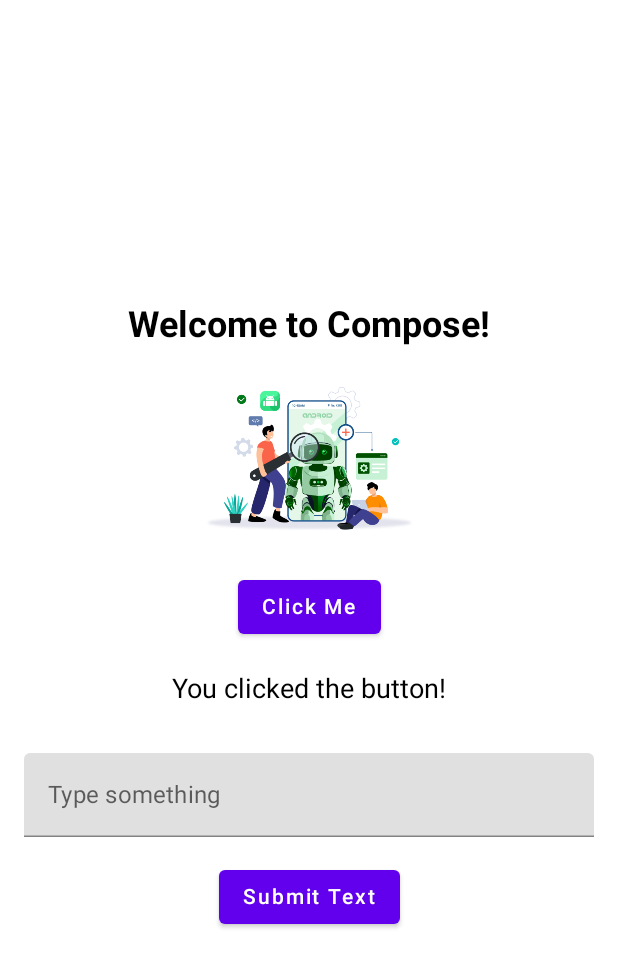
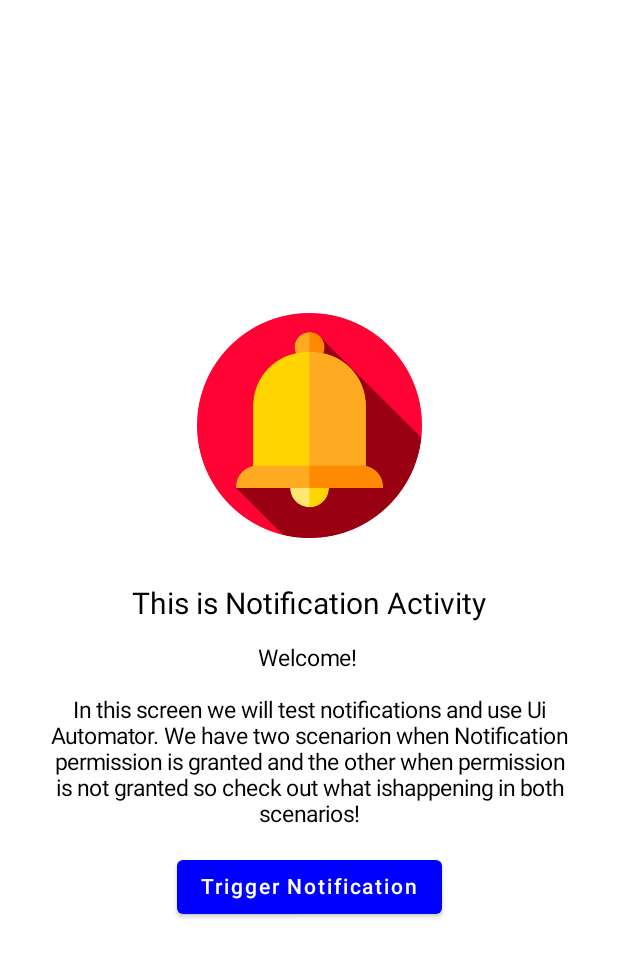
Before and after one commit to tstikic/SimpleApp, an Android app built with Jetpack Compose: the ComposeActivity screen opened directly, with no data from a screen before it, after a tap on "Click Me", on a phone screen of 412 x 824 dp. Shown: the top 967 px of the screen. Run offline under Robolectric (Android 15) with nearby library versions, the phone set to English and light mode, and no system bars.

Commit message:
Update screens

```diff
--- a/app/src/main/AndroidManifest.xml
+++ b/app/src/main/AndroidManifest.xml
@@ -2,6 +2,7 @@
 <manifest xmlns:android="http://schemas.android.com/apk/res/android"
     xmlns:tools="http://schemas.android.com/tools">
 
+    <uses-permission android:name="android.permission.POST_NOTIFICATIONS" />
     <application
         android:allowBackup="true"
         android:icon="@mipmap/ic_launcher"
@@ -24,6 +25,8 @@
         <activity android:name=".DocumentUploadActivity" />
         <activity android:name=".ComposeActivity" />
         <activity android:name="androidx.activity.ComponentActivity" />
+        <activity android:name=".NotificationsActivity" />
+
     </application>
 
 </manifest>
--- a/app/src/main/java/com/example/testapplication/ComposeActivity.kt
+++ b/app/src/main/java/com/example/testapplication/ComposeActivity.kt
@@ -1,5 +1,6 @@
 package com.example.testapplication
 
+import android.content.Intent
 import android.os.Bundle
 import androidx.activity.ComponentActivity
 import androidx.activity.compose.setContent
@@ -33,14 +34,16 @@ class ComposeActivity : ComponentActivity() {
     override fun onCreate(savedInstanceState: Bundle?) {
         super.onCreate(savedInstanceState)
         setContent {
-            ComposeScreen()
+            ComposeScreen(onNotificationClick = {
+                val intent = Intent(this, NotificationsActivity::class.java)
+                startActivity(intent)
+            })
         }
     }
 }
 
 @Composable
-fun ComposeScreen() {
-    var showText = remember { mutableStateOf(false) }
+fun ComposeScreen(onNotificationClick: () -> Unit) {
     var inputText by remember { mutableStateOf("") }
     var submittedText by remember { mutableStateOf("") }
 
@@ -51,38 +54,15 @@ fun ComposeScreen() {
         horizontalAlignment = Alignment.CenterHorizontally,
         verticalArrangement = Arrangement.Center
     ) {
-        Text(
-            "Welcome to Compose!",
-            fontSize = 24.sp,
-            fontWeight = FontWeight.Bold
-        )
+        Text("Welcome to Compose!", fontSize = 24.sp, fontWeight = FontWeight.Bold)
 
         Image(
             painter = painterResource(id = R.drawable.image1),
-            contentDescription = "",
+            contentDescription = null,
             modifier = Modifier
                 .size(150.dp)
                 .testTag(IMAGE_TEST_TAG)
         )
-
-        Button(onClick = {
-            // Toggle the visibility of the text when the button is clicked
-            showText.value = !showText.value
-        }) {
-            Text(
-                text = "Click Me",
-                modifier = Modifier.testTag(BUTTON_TEXT_TEST_TAG)
-            )
-        }
-
-        // Conditionally show the text when the button is clicked
-        if (showText.value) {
-            Text(
-                "You clicked the button!",
-                fontSize = 18.sp,
-                modifier = Modifier.padding(top = 20.dp)
-            )
-        }
 
         Spacer(modifier = Modifier.height(32.dp))
 
@@ -95,13 +75,10 @@ fun ComposeScreen() {
 
         Spacer(modifier = Modifier.height(16.dp))
 
-        Button(onClick = {
-            submittedText = inputText
-        }) {
+        Button(onClick = { submittedText = inputText }) {
             Text("Submit Text")
         }
 
-        // Display submitted text
         if (submittedText.isNotBlank()) {
             Text(
                 text = "You typed: $submittedText",
@@ -110,14 +87,23 @@ fun ComposeScreen() {
             )
         }
 
+        Spacer(modifier = Modifier.height(56.dp))
+
+        Text("Click this button to open next screen:", fontSize = 15.sp)
+
+        Spacer(modifier = Modifier.height(16.dp))
+
+        Button(onClick = onNotificationClick) {
+            Text(text = "Click Me", modifier = Modifier.testTag(BUTTON_TEXT_TEST_TAG))
+        }
     }
 }
 
-const val IMAGE_TEST_TAG = "udhufhufhu"
+const val IMAGE_TEST_TAG = "imageTestTag"
 const val BUTTON_TEXT_TEST_TAG = "buttonTextTestTag"
 
 @Preview(showBackground = true)
 @Composable
 fun PreviewComposeScreen() {
-    ComposeScreen()
+    ComposeScreen(onNotificationClick = {})
 }
--- /dev/null
+++ b/app/src/main/java/com/example/testapplication/NotificationsActivity.kt
@@ -0,0 +1,131 @@
+package com.example.testapplication
+
+import android.app.NotificationChannel
+import android.app.NotificationManager
+import android.content.Context
+import android.content.pm.PackageManager
+import android.os.Build
+import android.os.Bundle
+import android.widget.Toast
+import androidx.activity.ComponentActivity
+import androidx.activity.compose.setContent
+import androidx.compose.foundation.Image
+import androidx.compose.foundation.layout.Arrangement
+import androidx.compose.foundation.layout.Column
+import androidx.compose.foundation.layout.Spacer
+import androidx.compose.foundation.layout.fillMaxSize
+import androidx.compose.foundation.layout.height
+import androidx.compose.foundation.layout.padding
+import androidx.compose.foundation.layout.size
+import androidx.compose.material.Button
+import androidx.compose.material.ButtonDefaults
+import androidx.compose.material.Text
+import androidx.compose.runtime.Composable
+import androidx.compose.ui.Alignment
+import androidx.compose.ui.Modifier
+import androidx.compose.ui.graphics.Color
+import androidx.compose.ui.platform.LocalContext
+import androidx.compose.ui.res.painterResource
+import androidx.compose.ui.text.style.TextAlign
+import androidx.compose.ui.tooling.preview.Preview
+import androidx.compose.ui.unit.dp
+import androidx.compose.ui.unit.sp
+import androidx.core.app.ActivityCompat
+import androidx.core.app.NotificationCompat
+
+class NotificationsActivity : ComponentActivity() {
+    override fun onCreate(savedInstanceState: Bundle?) {
+        super.onCreate(savedInstanceState)
+
+        setContent {
+            NotificationScreen()
+        }
+
+        if (Build.VERSION.SDK_INT >= Build.VERSION_CODES.TIRAMISU) {
+            if (ActivityCompat.checkSelfPermission(
+                    this,
+                    android.Manifest.permission.POST_NOTIFICATIONS
+                )
+                != PackageManager.PERMISSION_GRANTED
+            ) {
+                requestPermissions(arrayOf(android.Manifest.permission.POST_NOTIFICATIONS), 1)
+            }
+        }
+    }
+}
+
+@Composable
+fun NotificationScreen() {
+    val context = LocalContext.current
+
+    fun showNotification() {
+        val notificationManager =
+            context.getSystemService(Context.NOTIFICATION_SERVICE) as NotificationManager
+        val channelId = "my_notification_channel"
+        val channelName = "My Notification Channel"
+
+        if (Build.VERSION.SDK_INT >= Build.VERSION_CODES.TIRAMISU &&
+            ActivityCompat.checkSelfPermission(
+                context,
+                android.Manifest.permission.POST_NOTIFICATIONS
+            ) != PackageManager.PERMISSION_GRANTED
+        ) {
+            Toast.makeText(context, "Notification permission not granted", Toast.LENGTH_SHORT)
+                .show()
+            return
+        }
+
+        if (Build.VERSION.SDK_INT >= Build.VERSION_CODES.O) {
+            val channel =
+                NotificationChannel(channelId, channelName, NotificationManager.IMPORTANCE_DEFAULT)
+            notificationManager.createNotificationChannel(channel)
+        }
+
+        val notification = NotificationCompat.Builder(context, channelId)
+            .setContentTitle("Test Notification")
+            .setContentText("This is a notification")
+            .setSmallIcon(android.R.drawable.ic_dialog_info)
+            .setAutoCancel(true)
+            .build()
+
+        notificationManager.notify(1, notification)
+    }
+
+    Column(
+        modifier = Modifier
+            .fillMaxSize()
+            .padding(32.dp),
+        verticalArrangement = Arrangement.Center,
+        horizontalAlignment = Alignment.CenterHorizontally
+    ) {
+        Image(
+            painter = painterResource(id = R.drawable.notification),
+            contentDescription = null,
+            modifier = Modifier.size(150.dp)
+        )
+
+        Spacer(modifier = Modifier.height(32.dp))
+        Text("This is Notification Activity", fontSize = 20.sp)
+        Spacer(modifier = Modifier.height(16.dp))
+        Text(
+            text = "Welcome! \n\nIn this screen we will test notifications and use Ui Automator. We have two scenarion when Notification permission is granted and the other when permission is not granted so check out what ishappening in both scenarios!",
+            fontSize = 15.sp,
+            textAlign = TextAlign.Center
+        )
+        Spacer(modifier = Modifier.height(16.dp))
+        Button(
+            onClick = { showNotification() }, colors = ButtonDefaults.buttonColors(
+                backgroundColor = Color.Blue,
+                contentColor = Color.White
+            )
+        ) {
+            Text("Trigger Notification")
+        }
+    }
+}
+
+@Preview(showBackground = true)
+@Composable
+fun PreviewNotificationScreen() {
+    NotificationScreen()
+}
```
Also changed, not shown: app/src/main/res/drawable/notification.png (added).
